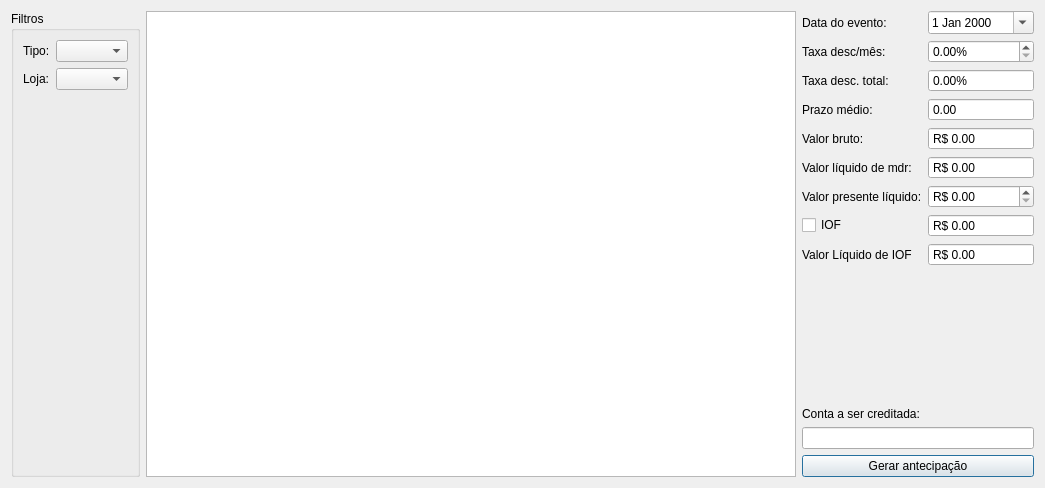
This is ui/anteciparrecebimento.ui in darktorres/ERP-STACCATO as Qt 5 draws it before an edit. The edited form follows.
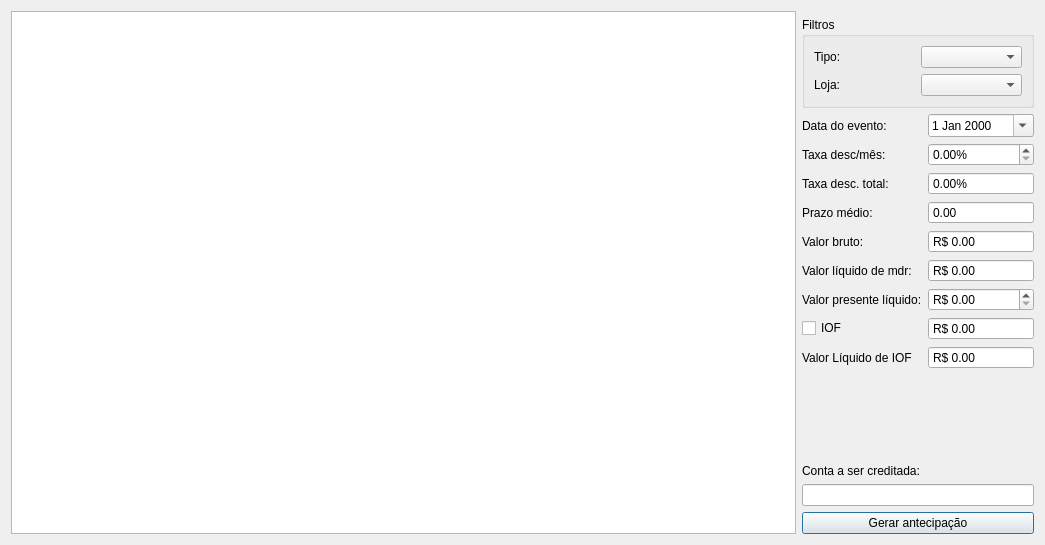
This is the edited form. Custom widgets are drawn as their Qt base class.

Commit message: Melhor aproveitamento do espaço

What changed in the file:
```diff
--- a/ui/anteciparrecebimento.ui
+++ b/ui/anteciparrecebimento.ui
@@ -7,77 +7,126 @@
     <x>0</x>
     <y>0</y>
     <width>1045</width>
-    <height>488</height>
+    <height>545</height>
    </rect>
   </property>
   <property name="windowTitle">
    <string>Antecipação</string>
   </property>
   <layout class="QGridLayout" name="gridLayout_2">
-   <item row="0" column="0">
-    <widget class="QGroupBox" name="groupBox">
-     <property name="sizePolicy">
-      <sizepolicy hsizetype="Maximum" vsizetype="Preferred">
-       <horstretch>0</horstretch>
-       <verstretch>0</verstretch>
-      </sizepolicy>
-     </property>
-     <property name="title">
-      <string>Filtros</string>
-     </property>
-     <layout class="QGridLayout" name="gridLayout_3">
-      <item row="0" column="1">
-       <widget class="QComboBox" name="comboBox"/>
-      </item>
-      <item row="0" column="0">
-       <widget class="QLabel" name="label_8">
-        <property name="text">
-         <string>Tipo:</string>
-        </property>
-       </widget>
-      </item>
-      <item row="2" column="1">
-       <spacer name="verticalSpacer_2">
-        <property name="orientation">
-         <enum>Qt::Vertical</enum>
-        </property>
-        <property name="sizeHint" stdset="0">
-         <size>
-          <width>20</width>
-          <height>40</height>
-         </size>
-        </property>
-       </spacer>
-      </item>
-      <item row="1" column="1">
-       <widget class="QComboBox" name="comboBoxLoja"/>
-      </item>
-      <item row="1" column="0">
-       <widget class="QLabel" name="label_10">
-        <property name="text">
-         <string>Loja:</string>
-        </property>
-       </widget>
-      </item>
-     </layout>
-    </widget>
-   </item>
-   <item row="0" column="1">
-    <widget class="TableView" name="table">
-     <property name="editTriggers">
-      <set>QAbstractItemView::NoEditTriggers</set>
-     </property>
-     <property name="selectionMode">
-      <enum>QAbstractItemView::MultiSelection</enum>
-     </property>
-     <property name="selectionBehavior">
-      <enum>QAbstractItemView::SelectRows</enum>
-     </property>
-    </widget>
-   </item>
-   <item row="0" column="3">
+   <item row="1" column="3">
     <layout class="QGridLayout" name="gridLayout">
-     <item row="3" column="1">
+     <item row="4" column="0">
+      <widget class="QLabel" name="label_6">
+       <property name="text">
+        <string>Prazo médio:</string>
+       </property>
+      </widget>
+     </item>
+     <item row="7" column="0">
+      <widget class="QLabel" name="label_5">
+       <property name="text">
+        <string>Valor presente líquido:</string>
+       </property>
+      </widget>
+     </item>
+     <item row="7" column="1">
+      <widget class="QDoubleSpinBox" name="doubleSpinBoxValorPresente">
+       <property name="layoutDirection">
+        <enum>Qt::LeftToRight</enum>
+       </property>
+       <property name="showGroupSeparator" stdset="0">
+        <bool>true</bool>
+       </property>
+       <property name="prefix">
+        <string>R$ </string>
+       </property>
+       <property name="maximum">
+        <double>999999.989999999990687</double>
+       </property>
+      </widget>
+     </item>
+     <item row="10" column="1">
+      <widget class="QDoubleSpinBox" name="doubleSpinBoxLiqIOF">
+       <property name="layoutDirection">
+        <enum>Qt::LeftToRight</enum>
+       </property>
+       <property name="readOnly">
+        <bool>true</bool>
+       </property>
+       <property name="buttonSymbols">
+        <enum>QAbstractSpinBox::NoButtons</enum>
+       </property>
+       <property name="showGroupSeparator" stdset="0">
+        <bool>true</bool>
+       </property>
+       <property name="prefix">
+        <string>R$ </string>
+       </property>
+       <property name="maximum">
+        <double>9999999.990000000223517</double>
+       </property>
+      </widget>
+     </item>
+     <item row="13" column="0" colspan="2">
+      <widget class="ItemBox" name="itemBoxConta"/>
+     </item>
+     <item row="6" column="1">
+      <widget class="QDoubleSpinBox" name="doubleSpinBoxValorLiquido">
+       <property name="readOnly">
+        <bool>true</bool>
+       </property>
+       <property name="buttonSymbols">
+        <enum>QAbstractSpinBox::NoButtons</enum>
+       </property>
+       <property name="showGroupSeparator" stdset="0">
+        <bool>true</bool>
+       </property>
+       <property name="prefix">
+        <string>R$ </string>
+       </property>
+       <property name="maximum">
+        <double>999999.989999999990687</double>
+       </property>
+      </widget>
+     </item>
+     <item row="14" column="0" colspan="2">
+      <widget class="QPushButton" name="pushButtonGerar">
+       <property name="enabled">
+        <bool>true</bool>
+       </property>
+       <property name="text">
+        <string>Gerar antecipação</string>
+       </property>
+      </widget>
+     </item>
+     <item row="5" column="1">
+      <widget class="QDoubleSpinBox" name="doubleSpinBoxValorBruto">
+       <property name="readOnly">
+        <bool>true</bool>
+       </property>
+       <property name="buttonSymbols">
+        <enum>QAbstractSpinBox::NoButtons</enum>
+       </property>
+       <property name="showGroupSeparator" stdset="0">
+        <bool>true</bool>
+       </property>
+       <property name="prefix">
+        <string>R$ </string>
+       </property>
+       <property name="maximum">
+        <double>999999.989999999990687</double>
+       </property>
+      </widget>
+     </item>
+     <item row="1" column="1">
+      <widget class="QDateEdit" name="dateEditEvento">
+       <property name="calendarPopup">
+        <bool>true</bool>
+       </property>
+      </widget>
+     </item>
+     <item row="4" column="1">
       <widget class="QDoubleSpinBox" name="doubleSpinBoxPrazoMedio">
        <property name="wrapping">
         <bool>false</bool>
@@ -96,45 +145,28 @@
        </property>
       </widget>
      </item>
-     <item row="1" column="1">
-      <widget class="QDoubleSpinBox" name="doubleSpinBoxDescMes">
-       <property name="prefix">
-        <string/>
-       </property>
-       <property name="suffix">
-        <string>%</string>
-       </property>
-      </widget>
-     </item>
-     <item row="0" column="0">
+     <item row="1" column="0">
       <widget class="QLabel" name="label_7">
        <property name="text">
         <string>Data do evento:</string>
        </property>
       </widget>
      </item>
-     <item row="3" column="0">
-      <widget class="QLabel" name="label_6">
+     <item row="6" column="0">
+      <widget class="QLabel" name="label_4">
        <property name="text">
-        <string>Prazo médio:</string>
+        <string>Valor líquido de mdr:</string>
        </property>
       </widget>
      </item>
-     <item row="4" column="0">
-      <widget class="QLabel" name="label_3">
+     <item row="9" column="0">
+      <widget class="QCheckBox" name="checkBoxIOF">
        <property name="text">
-        <string>Valor bruto:</string>
+        <string>IOF</string>
        </property>
       </widget>
      </item>
-     <item row="0" column="1">
-      <widget class="QDateEdit" name="dateEditEvento">
-       <property name="calendarPopup">
-        <bool>true</bool>
-       </property>
-      </widget>
-     </item>
-     <item row="2" column="1">
+     <item row="3" column="1">
       <widget class="QDoubleSpinBox" name="doubleSpinBoxDescTotal">
        <property name="readOnly">
         <bool>true</bool>
@@ -150,55 +182,39 @@
        </property>
       </widget>
      </item>
-     <item row="2" column="0">
+     <item row="3" column="0">
       <widget class="QLabel" name="label_2">
        <property name="text">
         <string>Taxa desc. total:</string>
        </property>
       </widget>
      </item>
-     <item row="1" column="0">
+     <item row="2" column="0">
       <widget class="QLabel" name="label">
        <property name="text">
         <string>Taxa desc/mês:</string>
        </property>
       </widget>
      </item>
-     <item row="5" column="0">
-      <widget class="QLabel" name="label_4">
+     <item row="10" column="0">
+      <widget class="QLabel" name="label_9">
        <property name="text">
-        <string>Valor líquido de mdr:</string>
+        <string>Valor Líquido de IOF</string>
        </property>
       </widget>
      </item>
-     <item row="8" column="0">
-      <widget class="QCheckBox" name="checkBoxIOF">
+     <item row="12" column="0">
+      <widget class="QLabel" name="label_11">
        <property name="text">
-        <string>IOF</string>
+        <string>Conta a ser creditada:</string>
        </property>
       </widget>
      </item>
-     <item row="5" column="1">
-      <widget class="QDoubleSpinBox" name="doubleSpinBoxValorLiquido">
-       <property name="readOnly">
-        <bool>true</bool>
+     <item row="9" column="1">
+      <widget class="QDoubleSpinBox" name="doubleSpinBoxIOF">
+       <property name="layoutDirection">
+        <enum>Qt::LeftToRight</enum>
        </property>
-       <property name="buttonSymbols">
-        <enum>QAbstractSpinBox::NoButtons</enum>
-       </property>
-       <property name="showGroupSeparator" stdset="0">
-        <bool>true</bool>
-       </property>
-       <property name="prefix">
-        <string>R$ </string>
-       </property>
-       <property name="maximum">
-        <double>999999.989999999990687</double>
-       </property>
-      </widget>
-     </item>
-     <item row="4" column="1">
-      <widget class="QDoubleSpinBox" name="doubleSpinBoxValorBruto">
        <property name="readOnly">
         <bool>true</bool>
        </property>
@@ -212,11 +228,11 @@
         <string>R$ </string>
        </property>
        <property name="maximum">
-        <double>999999.989999999990687</double>
+        <double>99999.990000000005239</double>
        </property>
       </widget>
      </item>
-     <item row="10" column="0" colspan="2">
+     <item row="11" column="0" colspan="2">
       <spacer name="verticalSpacer">
        <property name="orientation">
         <enum>Qt::Vertical</enum>
@@ -229,102 +245,67 @@
        </property>
       </spacer>
      </item>
-     <item row="6" column="0">
-      <widget class="QLabel" name="label_5">
-       <property name="text">
-        <string>Valor presente líquido:</string>
-       </property>
-      </widget>
-     </item>
-     <item row="6" column="1">
-      <widget class="QDoubleSpinBox" name="doubleSpinBoxValorPresente">
-       <property name="layoutDirection">
-        <enum>Qt::LeftToRight</enum>
-       </property>
-       <property name="showGroupSeparator" stdset="0">
-        <bool>true</bool>
-       </property>
+     <item row="2" column="1">
+      <widget class="QDoubleSpinBox" name="doubleSpinBoxDescMes">
        <property name="prefix">
-        <string>R$ </string>
+        <string/>
        </property>
-       <property name="maximum">
-        <double>999999.989999999990687</double>
+       <property name="suffix">
+        <string>%</string>
        </property>
       </widget>
      </item>
-     <item row="9" column="1">
-      <widget class="QDoubleSpinBox" name="doubleSpinBoxLiqIOF">
-       <property name="layoutDirection">
-        <enum>Qt::LeftToRight</enum>
-       </property>
-       <property name="readOnly">
-        <bool>true</bool>
-       </property>
-       <property name="buttonSymbols">
-        <enum>QAbstractSpinBox::NoButtons</enum>
-       </property>
-       <property name="showGroupSeparator" stdset="0">
-        <bool>true</bool>
-       </property>
-       <property name="prefix">
-        <string>R$ </string>
-       </property>
-       <property name="maximum">
-        <double>9999999.990000000223517</double>
-       </property>
-      </widget>
-     </item>
-     <item row="8" column="1">
-      <widget class="QDoubleSpinBox" name="doubleSpinBoxIOF">
-       <property name="layoutDirection">
-        <enum>Qt::LeftToRight</enum>
-       </property>
-       <property name="readOnly">
-        <bool>true</bool>
-       </property>
-       <property name="buttonSymbols">
-        <enum>QAbstractSpinBox::NoButtons</enum>
-       </property>
-       <property name="showGroupSeparator" stdset="0">
-        <bool>true</bool>
-       </property>
-       <property name="prefix">
-        <string>R$ </string>
-       </property>
-       <property name="maximum">
-        <double>99999.990000000005239</double>
-       </property>
-      </widget>
-     </item>
-     <item row="9" column="0">
-      <widget class="QLabel" name="label_9">
+     <item row="5" column="0">
+      <widget class="QLabel" name="label_3">
        <property name="text">
-        <string>Valor Líquido de IOF</string>
+        <string>Valor bruto:</string>
        </property>
       </widget>
      </item>
-     <item row="13" column="0" colspan="2">
-      <widget class="QPushButton" name="pushButtonGerar">
-       <property name="enabled">
-        <bool>true</bool>
+     <item row="0" column="0" colspan="2">
+      <widget class="QGroupBox" name="groupBox">
+       <property name="title">
+        <string>Filtros</string>
        </property>
-       <property name="text">
-        <string>Gerar antecipação</string>
-       </property>
-      </widget>
-     </item>
-     <item row="12" column="0" colspan="2">
-      <widget class="ItemBox" name="itemBoxConta"/>
-     </item>
-     <item row="11" column="0">
-      <widget class="QLabel" name="label_11">
-       <property name="text">
-        <string>Conta a ser creditada:</string>
-       </property>
+       <layout class="QGridLayout" name="gridLayout_3">
+        <item row="1" column="0">
+         <widget class="QLabel" name="label_10">
+          <property name="text">
+           <string>Loja:</string>
+          </property>
+         </widget>
+        </item>
+        <item row="1" column="1">
+         <widget class="QComboBox" name="comboBoxLoja"/>
+        </item>
+        <item row="0" column="1">
+         <widget class="QComboBox" name="comboBox"/>
+        </item>
+        <item row="0" column="0">
+         <widget class="QLabel" name="label_8">
+          <property name="text">
+           <string>Tipo:</string>
+          </property>
+         </widget>
+        </item>
+       </layout>
       </widget>
      </item>
     </layout>
    </item>
+   <item row="0" column="1" rowspan="2">
+    <widget class="TableView" name="table">
+     <property name="editTriggers">
+      <set>QAbstractItemView::NoEditTriggers</set>
+     </property>
+     <property name="selectionMode">
+      <enum>QAbstractItemView::MultiSelection</enum>
+     </property>
+     <property name="selectionBehavior">
+      <enum>QAbstractItemView::SelectRows</enum>
+     </property>
+    </widget>
+   </item>
   </layout>
  </widget>
  <customwidgets>
```
